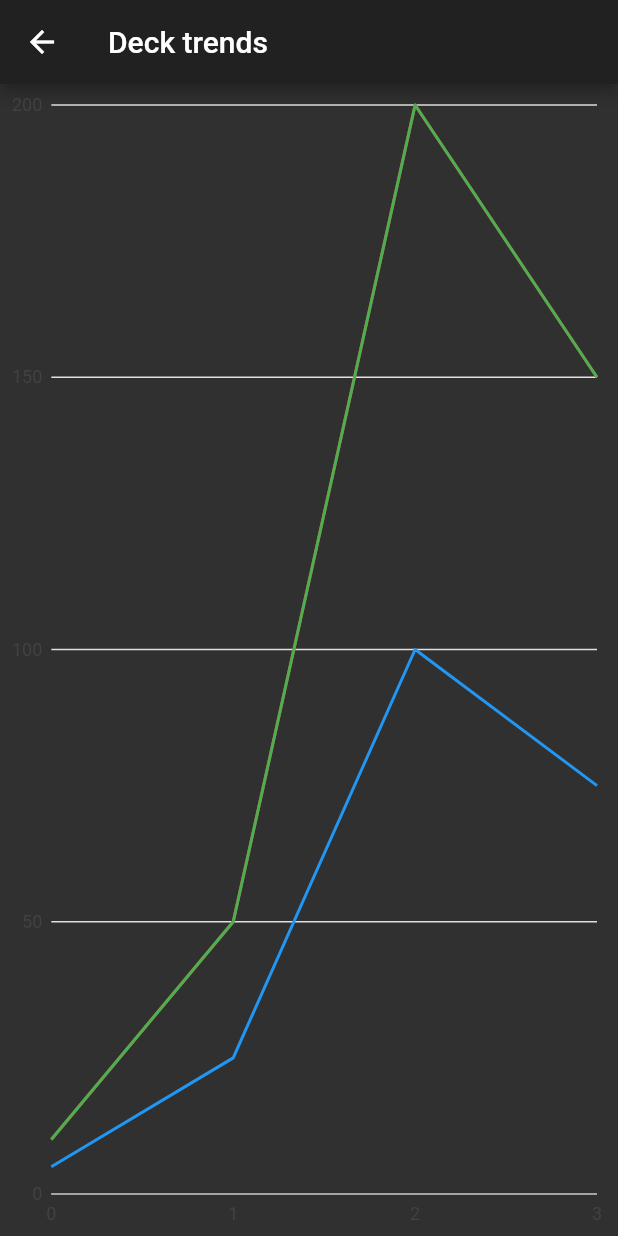
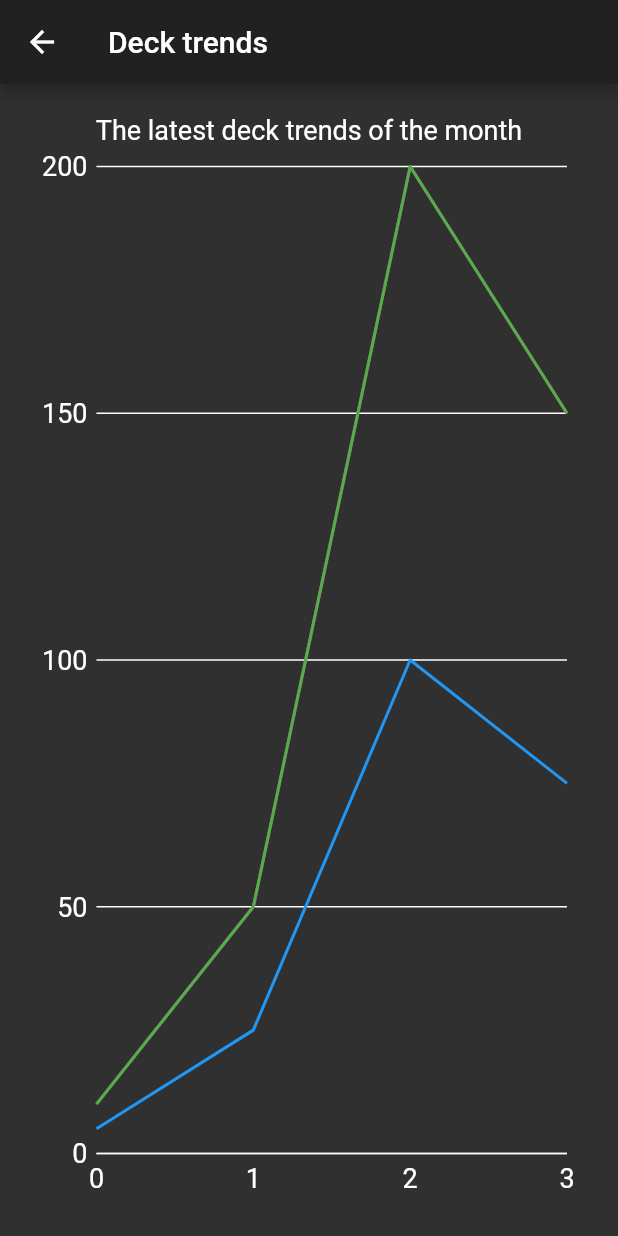
Before and after one commit to procrastine-inc/hearthstone-metasnapshot, a Flutter app: the DeckTrendsPage screen opened directly, on a phone screen of 412 x 824 dp. Run offline on Flutter 3.47's test engine with Material 2 defaults, Android fonts, the phone set to English and light mode, and no system bars; our stand-ins replace charts_flutter.

Commit message:
Modified the styles of the chart

```diff
--- a/lib/pages/deckTrends.dart
+++ b/lib/pages/deckTrends.dart
@@ -1,8 +1,9 @@
 import 'package:flutter/material.dart';
+import 'package:flutter_app/components/text.dart';
 import 'package:charts_flutter/flutter.dart' as charts;
 import 'package:http/http.dart' as http;
 
-const String usage = "This page shows the latest deck trends of the month.";
+const String usage = "The latest deck trends of the month";
 
 class NumericComboLinePointChart extends StatelessWidget {
   final List<charts.Series> seriesList;
@@ -19,6 +20,12 @@ class NumericComboLinePointChart extends StatelessWidget {
     );
   }
 
+  var axis = charts.NumericAxisSpec(
+      renderSpec: charts.GridlineRendererSpec(
+        labelStyle: charts.TextStyleSpec(
+            fontSize: 10, color: charts.MaterialPalette.white), //chnage white color as per your requirement.
+      ));
+
 
   @override
   Widget build(BuildContext context) {
@@ -27,6 +34,29 @@ class NumericComboLinePointChart extends StatelessWidget {
         // Configure the default renderer as a line renderer. This will be used
         // for any series that does not define a rendererIdKey.
         defaultRenderer: new charts.LineRendererConfig(),
+        domainAxis: new charts.NumericAxisSpec(
+            renderSpec: new charts.SmallTickRendererSpec(
+
+              // Tick and Label styling here.
+                labelStyle: new charts.TextStyleSpec(
+                    fontSize: 18, // size in Pts.
+                    color: charts.MaterialPalette.white),
+
+                // Change the line colors to match text color.
+                lineStyle: new charts.LineStyleSpec(
+                    color: charts.MaterialPalette.white))),
+        /// Assign a custom style for the measure axis.
+        primaryMeasureAxis: new charts.NumericAxisSpec(
+            renderSpec: new charts.GridlineRendererSpec(
+
+              // Tick and Label styling here.
+                labelStyle: new charts.TextStyleSpec(
+                    fontSize: 18, // size in Pts.
+                    color: charts.MaterialPalette.white),
+
+                // Change the line colors to match text color.
+                lineStyle: new charts.LineStyleSpec(
+                    color: charts.MaterialPalette.white))),
         // Custom renderer configuration for the point series.
         customSeriesRenderers: [
           new charts.PointRendererConfig(
@@ -37,6 +67,7 @@ class NumericComboLinePointChart extends StatelessWidget {
 
   /// Create one series with sample hard coded data.
   static List<charts.Series<LinearSales, int>> _createSampleData() {
+
     final desktopSalesData = [
       new LinearSales(0, 5),
       new LinearSales(1, 25),
@@ -85,6 +116,7 @@ class NumericComboLinePointChart extends StatelessWidget {
   }
 }
 
+
 /// Sample linear data type.
 class LinearSales {
   final int year;
@@ -102,13 +134,13 @@ class DeckTrendsPage extends StatelessWidget {
           title: Text("Deck trends"),
         ),
         body: Padding(
-          padding: EdgeInsets.zero,
+          padding: EdgeInsets.all(20.0),
           child: Column(
             mainAxisSize: MainAxisSize.min,
             crossAxisAlignment: CrossAxisAlignment.center,
             children: <Widget>[
-              // textWidgets.title('Observations', 5, 10, 30),
-              //Text(usage, style: TextStyle(fontSize: 18)),
+              // textWidgets.title(usage, 0, 5, 0, 10, 30),
+              Text(usage, style: TextStyle(fontSize: 18)),
               Expanded(child: NumericComboLinePointChart.withSampleData())
             ],
           ),
```
